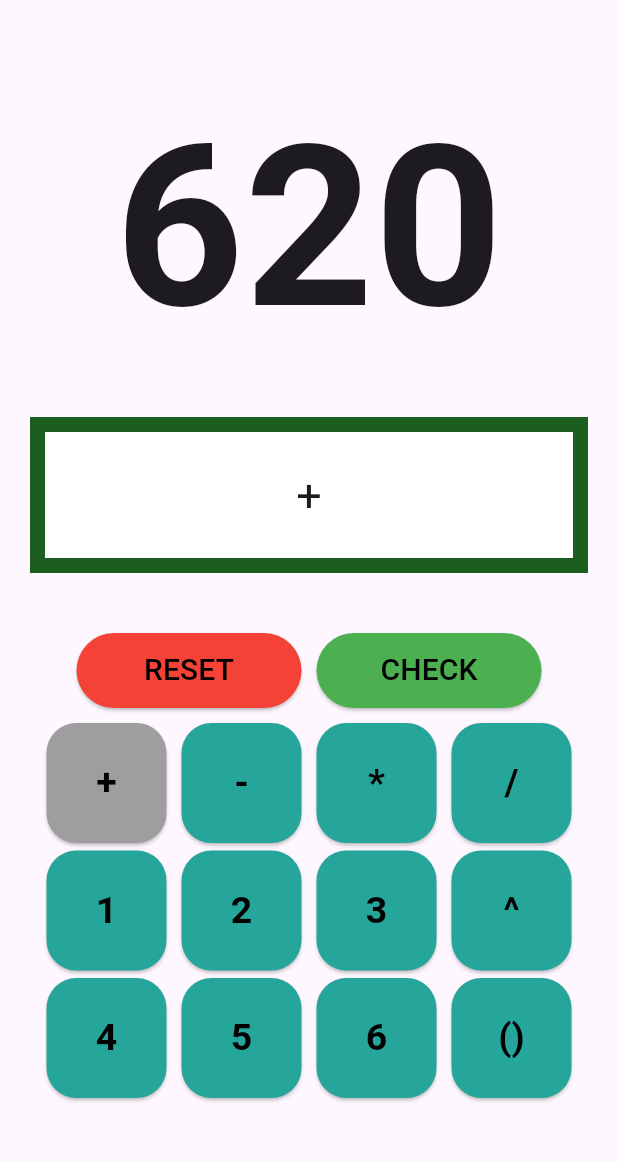
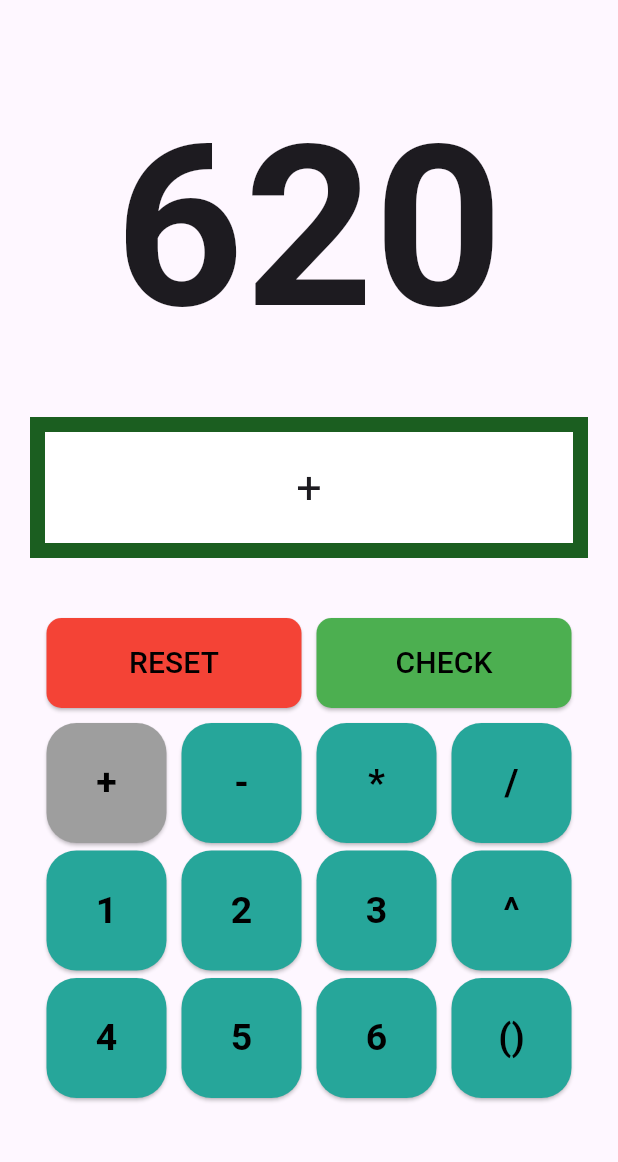
Before and after one commit to kywmania/number_plate_app, a Flutter app: the screen it shows after launch, after a tap on an icon or button, on a phone screen of 412 x 824 dp, the part 63-1225 px from its top. Run offline on Flutter 3.47's test engine with Material 3 defaults, Android fonts, the phone set to English and light mode, and no system bars; missing offline and left inert: expressions.

Commit message:
Design: 버튼 ui 수정

```diff
--- a/lib/game_play_page.dart
+++ b/lib/game_play_page.dart
@@ -10,7 +10,7 @@ class GamePlayPage extends StatefulWidget {
 }
 
 class _GamePlayPageState extends State<GamePlayPage> {
-  final List<String> arr = [
+  final List<String> keypadValues = [
     '+',
     '-',
     '*',
@@ -24,174 +24,201 @@ class _GamePlayPageState extends State<GamePlayPage> {
     '6',
     '()',
   ];
-  Set<String> usedButtons = {};
-  List<String> expression = [];
-  bool isOpenBracketNext = true; // 다음에 입력할 괄호가 여는 괄호인지 여부
 
-  int targetNumber = Random().nextInt(900) + 100;
+  final Set<String> usedButtons = {};
+  final List<String> expression = [];
+  bool nextBracketIsOpen = true; // 괄호 번갈아 입력 플래그
+  final int targetNumber = Random().nextInt(900) + 100;
 
   @override
   Widget build(BuildContext context) {
     return Scaffold(
-      appBar: AppBar(title: Text('NumberPlate')),
+      appBar: AppBar(title: const Text('NumberPlate')),
       body: Column(
         children: [
-          numberPlate(),
-          expressionBox(expression),
-          SizedBox(height: 20),
-          Row(
-            mainAxisAlignment: MainAxisAlignment.center,
-            children: [
-              SizedBox(
-                width: 150,
-                height: 50,
-                child: ElevatedButton(
-                  style: ElevatedButton.styleFrom(
-                    backgroundColor: Colors.red,
-                    foregroundColor: Colors.black,
-                  ),
-                  onPressed: () {
-                    setState(() {
-                      usedButtons.clear();
-                      expression.clear();
-                    });
-                  },
-                  child: Text('RESET', style: TextStyle(fontSize: 20)),
-                ),
-              ),
-              SizedBox(width: 10),
-              SizedBox(
-                width: 150,
-                height: 50,
-                child: ElevatedButton(
-                  style: ElevatedButton.styleFrom(
-                    backgroundColor: Colors.green,
-                    foregroundColor: Colors.black,
-                  ),
-                  onPressed: () {
-                    String expressionString = expression.join('');
-
-                    print("입력된 수식: ${expression.join('')}");
-
-                    // ^를 pow(...)로 변환
-                    expressionString = expressionString.replaceAllMapped(
-                      RegExp(r'(\d+)\^(\d+|\(.+?\))'), // 괄호 포함
-                      (match) => "pow(${match.group(1)}, ${match.group(2)})",
-                    );
-
-                    try {
-                      Expression exp = Expression.parse(expressionString);
-                      final evaluator = const ExpressionEvaluator();
-
-                      int safePow(num base, num exponent) =>
-                          pow(base, exponent).toInt();
-
-                      int result = evaluator.eval(exp, {"pow": safePow});
-
-                      print("결과: $result");
-
-                      if (result == targetNumber) {
-                        print('정답');
-                      } else {
-                        print('틀림!');
-                      }
-                    } catch (e) {
-                      print("에러 발생: $e");
-                    }
-                  },
-                  child: Text('CHECK', style: TextStyle(fontSize: 20)),
-                ),
-              ),
-            ],
-          ),
-          SizedBox(height: 10),
-          keyPads(),
+          _buildNumberPlate(),
+          _buildExpressionBox(),
+          const SizedBox(height: 20),
+          _buildControlButtons(),
+          const SizedBox(height: 10),
+          _buildKeypad(),
         ],
       ),
     );
   }
 
-  Widget numberPlate() {
+  Widget _buildNumberPlate() {
     return Container(
-      padding: EdgeInsets.only(top: 30),
+      padding: const EdgeInsets.only(top: 30),
       alignment: Alignment.center,
       width: double.infinity,
       child: Text(
         '$targetNumber',
-        style: TextStyle(fontSize: 150, fontWeight: FontWeight.bold),
+        style: const TextStyle(fontSize: 150, fontWeight: FontWeight.bold),
       ),
     );
   }
 
-  Widget expressionBox(List<String> expression) {
+  Widget _buildExpressionBox() {
     return Expanded(
       child: Container(
-        margin: EdgeInsets.all(20),
+        margin: const EdgeInsets.all(20),
         alignment: Alignment.center,
         decoration: BoxDecoration(
           border: Border.all(color: Colors.green.shade900, width: 10),
           color: Colors.white,
         ),
-        child: Text(expression.join(''), style: TextStyle(fontSize: 30)),
+        child: Text(expression.join(''), style: const TextStyle(fontSize: 30)),
       ),
     );
   }
 
-  Widget keyPads() {
-    return Container(
+  Widget _buildControlButtons() {
+    return Row(
+      mainAxisAlignment: MainAxisAlignment.center,
+      children: [
+        _buildButton(
+          label: 'RESET',
+          color: Colors.red,
+          onPressed: () {
+            setState(() {
+              usedButtons.clear();
+              expression.clear();
+              nextBracketIsOpen = true;
+            });
+          },
+        ),
+        const SizedBox(width: 10),
+        _buildButton(
+          label: 'CHECK',
+          color: Colors.green,
+          onPressed: _evaluateExpression,
+        ),
+      ],
+    );
+  }
+
+  Widget _buildButton({
+    required String label,
+    required Color color,
+    required VoidCallback onPressed,
+  }) {
+    return SizedBox(
+      width: 170,
+      height: 60,
+      child: ElevatedButton(
+        style: ElevatedButton.styleFrom(
+          shape: RoundedRectangleBorder(
+            borderRadius: BorderRadius.circular(10),
+          ),
+          backgroundColor: color,
+          foregroundColor: Colors.black,
+        ),
+        onPressed: onPressed,
+        child: Text(label, style: const TextStyle(fontSize: 20)),
+      ),
+    );
+  }
+
+  Widget _buildKeypad() {
+    return SizedBox(
       width: 350,
       height: 300,
       child: GridView.count(
         mainAxisSpacing: 5,
         crossAxisSpacing: 10,
         crossAxisCount: 4,
-        children: List.generate(
-          arr.length,
-          (i) => ElevatedButton(
+        children:
+            keypadValues.map((value) {
+              return ElevatedButton(
                 style: ElevatedButton.styleFrom(
-              // 사용한 버튼 색 변경
                   backgroundColor:
-                  !usedButtons.contains(arr[i])
+                      !usedButtons.contains(value)
                           ? Colors.teal[400]
                           : Colors.grey,
-
                   foregroundColor: Colors.black,
                   shape: RoundedRectangleBorder(
                     borderRadius: BorderRadius.circular(20),
                   ),
                 ),
                 onPressed: () {
+                  _onKeypadPressed(value);
+                },
+                child: Text(
+                  value,
+                  style: const TextStyle(
+                    fontSize: 25,
+                    fontWeight: FontWeight.bold,
+                  ),
+                ),
+              );
+            }).toList(),
+      ),
+    );
+  }
+
+  void _onKeypadPressed(String value) {
     setState(() {
-                final value = arr[i];
-
       if (value == '()') {
-                  if (!usedButtons.contains('(') ||
-                      !usedButtons.contains(')')) {
-                    // 괄호 번갈아 입력
-                    String bracket = isOpenBracketNext ? '(' : ')';
+        if (!usedButtons.contains('(') || !usedButtons.contains(')')) {
+          final bracket = nextBracketIsOpen ? '(' : ')';
           expression.add(bracket);
           usedButtons.add(bracket);
-
-                    if (bracket == ')') {
-                      usedButtons.add('()');
+          if (!nextBracketIsOpen) usedButtons.add('()');
+          nextBracketIsOpen = !nextBracketIsOpen;
         }
-                    isOpenBracketNext = !isOpenBracketNext;
-                  }
-                } else {
-                  if (!usedButtons.contains(value)) {
+      } else if (!usedButtons.contains(value)) {
         expression.add(value);
         usedButtons.add(value);
       }
+    });
   }
+
+  void _evaluateExpression() {
+    String expString = expression.join('');
+    print("입력된 수식: $expString");
+
+    // '^' 연산을 pow(...)로 치환 (괄호 포함)
+    expString = expString.replaceAllMapped(
+      RegExp(r'(\d+)\^(\d+|\(.+?\))'),
+      (match) => "pow(${match.group(1)}, ${match.group(2)})",
+    );
+
+    try {
+      final exp = Expression.parse(expString);
+      final evaluator = const ExpressionEvaluator();
+
+      int safePow(num base, num exponent) => pow(base, exponent).toInt();
+
+      final result = evaluator.eval(exp, {'pow': safePow});
+      print("결과: $result");
+
+      if (result == targetNumber) {
+        _showAutoDismissDialog(context, '정답');
+      } else {
+        _showAutoDismissDialog(context, '오답');
+      }
+    } catch (e) {
+      print("에러 발생: $e");
+    }
+  }
+
+  void _showAutoDismissDialog(BuildContext context, String message) {
+    showDialog(
+      context: context,
+      barrierDismissible: false, // 바깥 터치로 안 닫힘
+      builder: (context) {
+        // 1초 후 자동 닫기
+        Future.delayed(Duration(seconds: 1), () {
+          Navigator.of(context).pop(true);
         });
+        return AlertDialog(
+          content: Text(message, textAlign: TextAlign.center),
+          shape: RoundedRectangleBorder(
+            borderRadius: BorderRadius.circular(16),
+          ),
+        );
       },
-            child: Text(
-              arr[i],
-              style: TextStyle(fontSize: 25, fontWeight: FontWeight.bold),
-            ),
-          ),
-        ),
-      ),
     );
   }
 }
```
Lines whose indentation alone changed are shown as unchanged.
